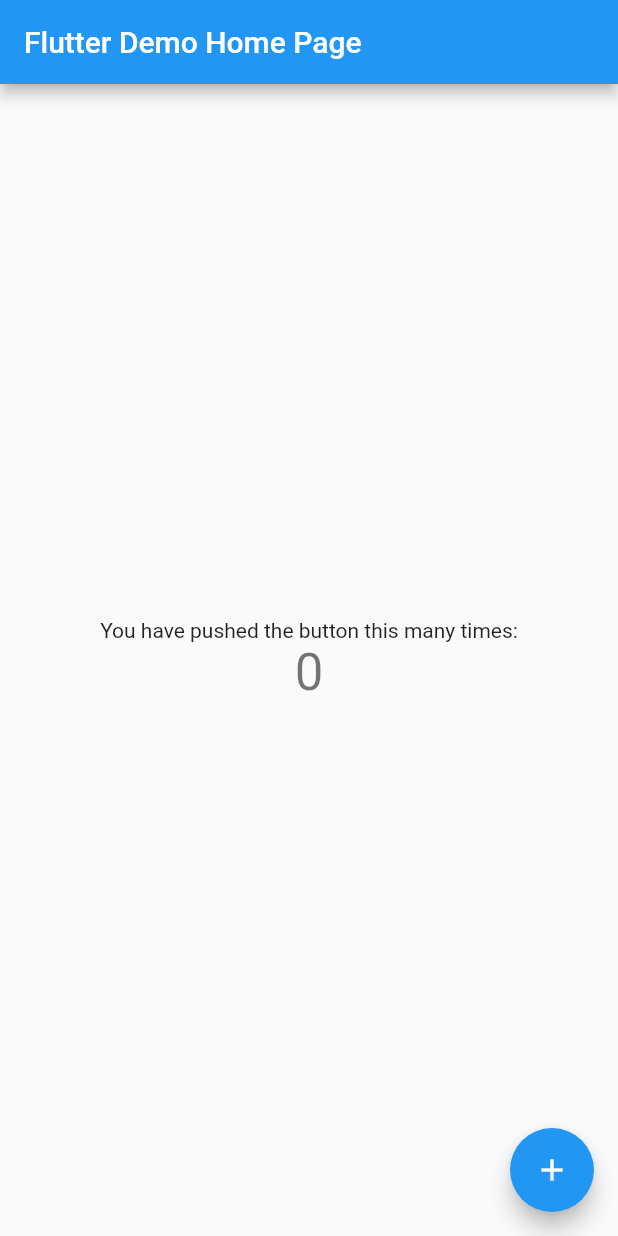
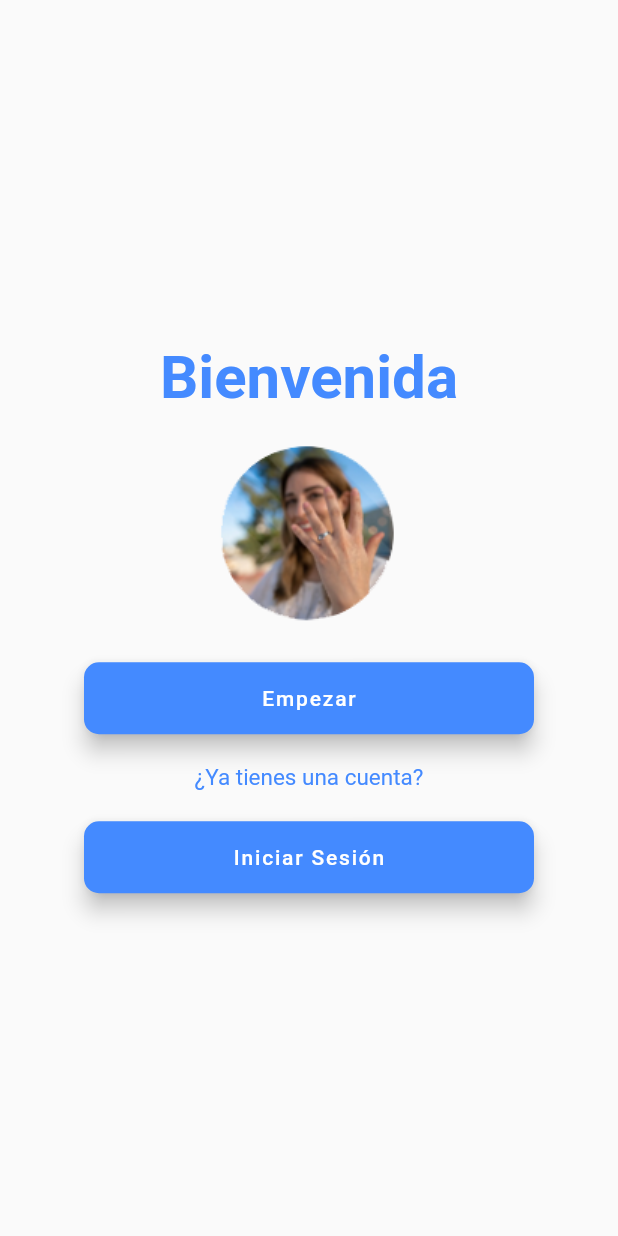
Before and after one commit to Dinoivan/Proyecto_tesis, a Flutter app: the screen it shows after launch, on a phone screen of 412 x 824 dp. Run offline on Flutter 3.47's test engine with Material 2 defaults, Android fonts, the light colour scheme and no system bars; Roboto replaces fonts that are missing (Karla).

Commit message:
USC-010-Principal

```diff
--- a/lib/main.dart
+++ b/lib/main.dart
@@ -1,6 +1,7 @@
 import 'package:flutter/material.dart';
 
 void main() {
+
   runApp(const MyApp());
 }
 
@@ -10,60 +11,93 @@
   // This widget is the root of your application.
   @override
   Widget build(BuildContext context) {
-    return MaterialApp(
+    return
+      MaterialApp(
         debugShowCheckedModeBanner: false,
         title: 'Flutter Demo',
         theme: ThemeData(
           primarySwatch: Colors.blue,
         ),
-      home: const MyHomePage(title: 'Flutter Demo Home Page'),
+        home: const ProviderDemoScreen(),
+
       );
   }
 }
 
-class MyHomePage extends StatefulWidget {
-  const MyHomePage({Key? key, required this.title}) : super(key: key);
-
-  final String title;
+class ProviderDemoScreen extends StatefulWidget {
+  const ProviderDemoScreen({Key? key}) : super(key: key);
 
   @override
-  State<MyHomePage> createState() => _MyHomePageState();
+  _ProviderDemoScreenState createState() => _ProviderDemoScreenState();
 }
 
-class _MyHomePageState extends State<MyHomePage> {
-  int _counter = 0;
-
-  void _incrementCounter() {
-    setState(() {
-      _counter++;
-    });
-  }
+class _ProviderDemoScreenState extends State<ProviderDemoScreen> {
 
   @override
   Widget build(BuildContext context) {
+
     return Scaffold(
-      appBar: AppBar(
-        title: Text(widget.title),
-      ),
       body: Center(
         child: Column(
           mainAxisAlignment: MainAxisAlignment.center,
-          children: <Widget>[
+          children:<Widget> [
             const Text(
-              'You have pushed the button this many times:',
+              'Bienvenida',
+              style: TextStyle(color: Colors.blueAccent,fontSize: 40.0,
+                  fontWeight: FontWeight.bold),
+              textAlign: TextAlign.start,
             ),
-            Text(
-              '$_counter',
-              style: Theme.of(context).textTheme.headline4,
+            const SizedBox(height: 10),
+            const Image(
+              image: AssetImage("assets/seguridad.png"),
+            ),
+            const SizedBox(height: 20),
+            SizedBox(
+              width: 300, // Ancho igual al ancho de la pantalla
+              child: FloatingActionButton.extended(
+                label: Text('Empezar'),
+                backgroundColor: Colors.blueAccent,
+                splashColor: Colors.greenAccent,
+                shape: RoundedRectangleBorder(
+                    borderRadius: BorderRadius.circular(10)
+                ),
+                onPressed: () {
+
+                },
+              ),
+            ),
+            const SizedBox(height: 20),
+            RichText(text: const TextSpan(
+              children: [
+                TextSpan(
+                  text: '¿Ya tienes una cuenta?',
+                  style: TextStyle(
+                    fontSize: 15.0,
+                    fontFamily: 'Karla',
+                    color: Colors.blueAccent,
+                  ),
                 ),
               ],
             ),
             ),
-      floatingActionButton: FloatingActionButton(
-        onPressed: _incrementCounter,
-        tooltip: 'Increment',
-        child: const Icon(Icons.add),
-      ), // This trailing comma makes auto-formatting nicer for build methods.
+            const SizedBox(height: 20),
+            SizedBox(
+              width: 300, // Ancho igual al ancho de la pantalla
+              child: FloatingActionButton.extended(
+                label: Text('Iniciar Sesión'),
+                backgroundColor: Colors.blueAccent,
+                splashColor: Colors.greenAccent,
+                shape: RoundedRectangleBorder(
+                    borderRadius: BorderRadius.circular(10)
+                ),
+                onPressed: () {
+
+                },
+              ),
+            ),
+          ],
+        ),
+      ),
     );
   }
 }
--- a/pubspec.yaml
+++ b/pubspec.yaml
@@ -31,3 +31,5 @@
 flutter:
 
   uses-material-design: true
+  assets:
+    - assets/
```
Also changed, not shown: assets/seguridad.png (added). Lines whose indentation alone changed are shown as unchanged.
